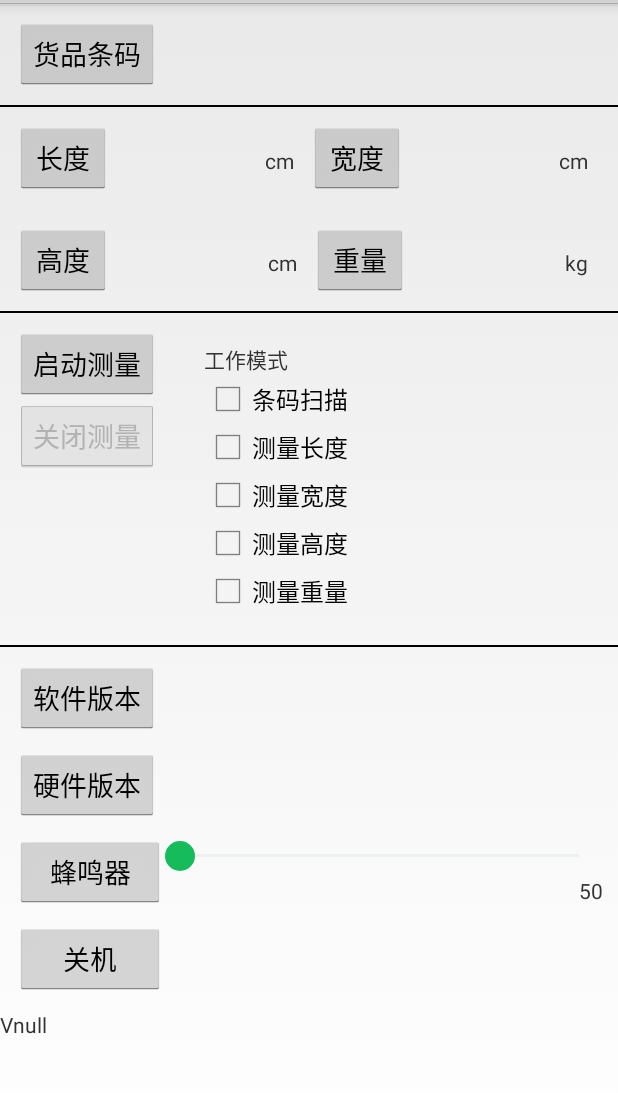
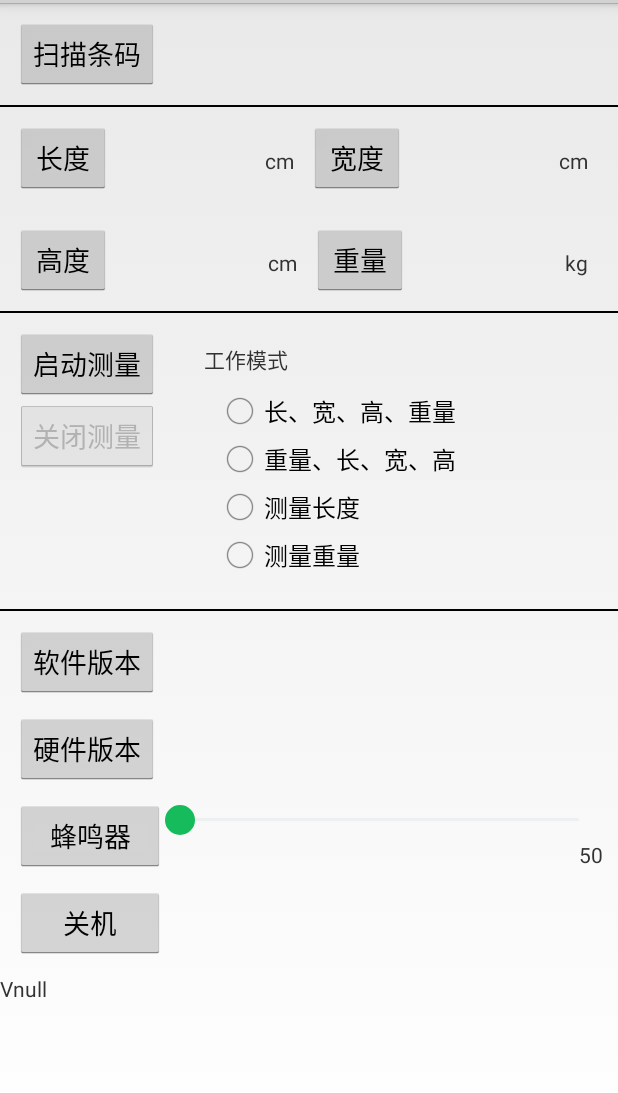
Before and after one commit to TER1993/PK30Dome-master, an Android app: the screen it shows after launch (MainActivity), on a phone screen of 412 x 824 dp, the part 69-1162 px from its top. Run offline under Robolectric (Android 15) with nearby library versions, the phone set to English and light mode, and no system bars; our stand-ins replace EventBus; libraries missing offline, so code that uses them is left out: com.kaopiz.kprogresshud, com.yanzhenjie.permission, org.greenrobot.greendao; 9 statements that could not run were skipped.

Commit message:
修改了模式，准备修改页面显示。

```diff
--- a/app/src/main/java/com/spd/pk30dome/ui/main/MainActivity.java
+++ b/app/src/main/java/com/spd/pk30dome/ui/main/MainActivity.java
@@ -16,8 +16,9 @@ import android.support.annotation.RequiresApi;
 import android.util.Log;
 import android.view.View;
 import android.widget.Button;
-import android.widget.CheckBox;
 import android.widget.LinearLayout;
+import android.widget.RadioButton;
+import android.widget.RadioGroup;
 import android.widget.SeekBar;
 import android.widget.TextView;
 import android.widget.Toast;
@@ -29,6 +30,7 @@ import com.liang.scancode.utils.Constant;
 import com.spd.pk30dome.MyApp;
 import com.spd.pk30dome.R;
 import com.spd.pk30dome.mvp.MVPBaseActivity;
+import com.spd.pk30dome.utils.SpUtils;
 import com.yanzhenjie.permission.AndPermission;
 import com.yanzhenjie.permission.PermissionListener;
 import com.yanzhenjie.permission.Rationale;
@@ -46,13 +48,15 @@ import speedata.com.blelib.base.BaseBleApplication;
 import speedata.com.blelib.utils.DataManageUtils;
 import speedata.com.blelib.utils.PK30DataUtils;
 
+import static com.spd.pk30dome.settings.model.SettingsModel.MODEL;
+
 
 /**
  * MVPPlugin
  * 邮箱 784787081@qq.com
  */
 @RequiresApi(api = Build.VERSION_CODES.JELLY_BEAN_MR2)
-public class MainActivity extends MVPBaseActivity<MainContract.View, MainPresenter> implements MainContract.View, View.OnClickListener {
+public class MainActivity extends MVPBaseActivity<MainContract.View, MainPresenter> implements MainContract.View, View.OnClickListener, RadioGroup.OnCheckedChangeListener {
 
     private Button mBtnScan;
     private TextView mTvCode;
@@ -65,11 +69,23 @@ public class MainActivity extends MVPBaseActivity<MainContract.View, MainPresent
     private Button mBtnWeight;
     private TextView mTvWeight;
     private Button mBtnTest;
-    private CheckBox mCbScan;
-    private CheckBox mCbLength;
-    private CheckBox mCbWidth;
-    private CheckBox mCbHeight;
-    private CheckBox mCbWeight;
+
+    /**
+     *  几个选项。把条码扫描放到外面，其他的先放到这里面。
+     */
+//    private CheckBox mCbScan;
+//    private CheckBox mCbLength;
+//    private CheckBox mCbWidth;
+//    private CheckBox mCbHeight;
+//    private CheckBox mCbWeight;
+
+    private RadioGroup radioGroup;
+    private RadioButton radioButton1;
+    private RadioButton radioButton2;
+    private RadioButton radioButton3;
+    private RadioButton radioButton4;
+
+
     private TextView mTvSoftware;
     private TextView mTvHardware;
     private Button mBtnFengming;
@@ -138,11 +154,25 @@ public class MainActivity extends MVPBaseActivity<MainContract.View, MainPresent
         mBtnTest = findViewById(R.id.btn_test);
         mBtnTest.setOnClickListener(this);
 
-        mCbScan = findViewById(R.id.cb_scan);
-        mCbLength = findViewById(R.id.cb_length);
-        mCbWidth = findViewById(R.id.cb_width);
-        mCbHeight = findViewById(R.id.cb_height);
-        mCbWeight = findViewById(R.id.cb_weight);
+        /*
+         *  注意这几个checkbox
+         */
+//        mCbScan = findViewById(R.id.cb_scan);
+//        mCbLength = findViewById(R.id.cb_length);
+//        mCbWidth = findViewById(R.id.cb_width);
+//        mCbHeight = findViewById(R.id.cb_height);
+//        mCbWeight = findViewById(R.id.cb_weight);
+
+        //radio部分
+        radioGroup = findViewById(R.id.radioGroup);
+        radioButton1 = findViewById(R.id.radioButton1);
+        radioButton2 = findViewById(R.id.radioButton2);
+        radioButton3 = findViewById(R.id.radioButton3);
+        radioButton4 = findViewById(R.id.radioButton4);
+
+        radioGroup.setOnCheckedChangeListener(this);
+
+
         mTvSoftware = findViewById(R.id.tv_software);
         mTvHardware = findViewById(R.id.tv_hardware);
         mBtnFengming = findViewById(R.id.btn_fengming);
@@ -380,6 +410,34 @@ public class MainActivity extends MVPBaseActivity<MainContract.View, MainPresent
         mBtnTestClose.setEnabled(false);
     }
 
+    @Override
+    public void onCheckedChanged(RadioGroup group, int checkedId) {
+        switch (checkedId) {
+            case R.id.radioButton1:
+                //sp保存结果
+                SpUtils.put(MyApp.getInstance(), MODEL, 0);
+                //PK30DataUtils.setModel(0);
+                break;
+            case R.id.radioButton2:
+                //sp保存结果
+                SpUtils.put(MyApp.getInstance(), MODEL, 1);
+                //PK30DataUtils.setModel(3);
+                break;
+            case R.id.radioButton3:
+                //sp保存结果
+                SpUtils.put(MyApp.getInstance(), MODEL, 2);
+                //PK30DataUtils.setModel(0);
+                break;
+            case R.id.radioButton4:
+                //sp保存结果
+                SpUtils.put(MyApp.getInstance(), MODEL, 3);
+                //PK30DataUtils.setModel(3);
+                break;
+            default:
+                break;
+        }
+    }
+
     /**
      * 启动测试
      */
@@ -387,27 +445,34 @@ public class MainActivity extends MVPBaseActivity<MainContract.View, MainPresent
         queue = new LinkedList<Integer>();
         isTest = true;
 
-        boolean lengthChecked = mCbLength.isChecked();
-        if (lengthChecked) {
+        boolean ckgzChecked = radioButton1.isChecked();
+        boolean zckghChecked = radioButton2.isChecked();
+        boolean changChecked = radioButton3.isChecked();
+        boolean zhongChecked = radioButton4.isChecked();
+        if (ckgzChecked) {
+            //长宽高重量
             queue.offer(0);
-        }
-        boolean widthChecked = mCbWidth.isChecked();
-        if (widthChecked) {
             queue.offer(1);
-        }
-        boolean heightChecked = mCbHeight.isChecked();
-        if (heightChecked) {
             queue.offer(2);
-        }
-        boolean weightChecked = mCbWeight.isChecked();
-        if (weightChecked) {
+            queue.offer(3);
+        } else if (zckghChecked) {
+            //重量长宽高
+            queue.offer(3);
+            queue.offer(0);
+            queue.offer(1);
+            queue.offer(2);
+        } else if (changChecked) {
+            //长
+            queue.offer(0);
+        } else if (zhongChecked) {
+            //重量
             queue.offer(3);
         }
 
-        boolean checked = mCbScan.isChecked();
-        if (checked) {
-            startScanAct();
-        } else {
+//        boolean checked = mCbScan.isChecked();
+//        if (checked) {
+//            startScanAct();
+//        } else {
             if (queue.size() != 0) {
                 doLoop();
             } else {
@@ -415,7 +480,7 @@ public class MainActivity extends MVPBaseActivity<MainContract.View, MainPresent
                 return false;
             }
 
-        }
+  //      }
         return true;
     }
 
@@ -487,4 +552,6 @@ public class MainActivity extends MVPBaseActivity<MainContract.View, MainPresent
         }
         return verName;
     }
+
+
 }
--- a/app/src/main/res/layout/act_main.xml
+++ b/app/src/main/res/layout/act_main.xml
@@ -64,7 +64,7 @@
                 android:id="@+id/btn_scan"
                 android:layout_width="wrap_content"
                 android:layout_height="wrap_content"
-                android:text="货品条码" />
+                android:text="扫描条码" />
 
             <TextView
                 android:id="@+id/tv_code"
--- a/app/src/main/res/layout/item_main_test.xml
+++ b/app/src/main/res/layout/item_main_test.xml
@@ -25,7 +25,7 @@
     </LinearLayout>
 
     <LinearLayout
-        android:layout_width="wrap_content"
+        android:layout_width="match_parent"
         android:layout_height="wrap_content"
         android:layout_marginLeft="20dp"
         android:orientation="vertical"
@@ -36,35 +36,43 @@
             android:layout_height="wrap_content"
             android:text="工作模式" />
 
-        <CheckBox
-            android:id="@+id/cb_scan"
-            android:layout_width="wrap_content"
+        <RadioGroup
+            android:id="@+id/radioGroup"
+            android:layout_width="match_parent"
             android:layout_height="wrap_content"
-            android:text="条码扫描" />
+            android:layout_marginStart="8dp"
+            android:layout_marginTop="8dp"
+            android:layout_marginEnd="8dp">
 
-        <CheckBox
-            android:id="@+id/cb_length"
-            android:layout_width="wrap_content"
-            android:layout_height="wrap_content"
-            android:text="测量长度" />
+            <RadioButton
+                android:id="@+id/radioButton1"
+                android:layout_width="match_parent"
+                android:layout_height="wrap_content"
+                android:text="长、宽、高、重量" />
 
-        <CheckBox
-            android:id="@+id/cb_width"
-            android:layout_width="wrap_content"
-            android:layout_height="wrap_content"
-            android:text="测量宽度" />
+            <RadioButton
+                android:id="@+id/radioButton2"
+                android:layout_width="match_parent"
+                android:layout_height="wrap_content"
+                android:text="重量、长、宽、高" />
 
-        <CheckBox
-            android:id="@+id/cb_height"
-            android:layout_width="wrap_content"
-            android:layout_height="wrap_content"
-            android:text="测量高度" />
+            <RadioButton
 
-        <CheckBox
-            android:id="@+id/cb_weight"
-            android:layout_width="wrap_content"
-            android:layout_height="wrap_content"
-            android:text="测量重量" />
+                android:id="@+id/radioButton3"
+                android:layout_width="match_parent"
+                android:layout_height="wrap_content"
+                android:text="测量长度" />
+
+            <RadioButton
+
+                android:id="@+id/radioButton4"
+                android:layout_width="match_parent"
+                android:layout_height="wrap_content"
+                android:text="测量重量" />
+
+
+        </RadioGroup>
+
 
     </LinearLayout>
 </LinearLayout>
```
